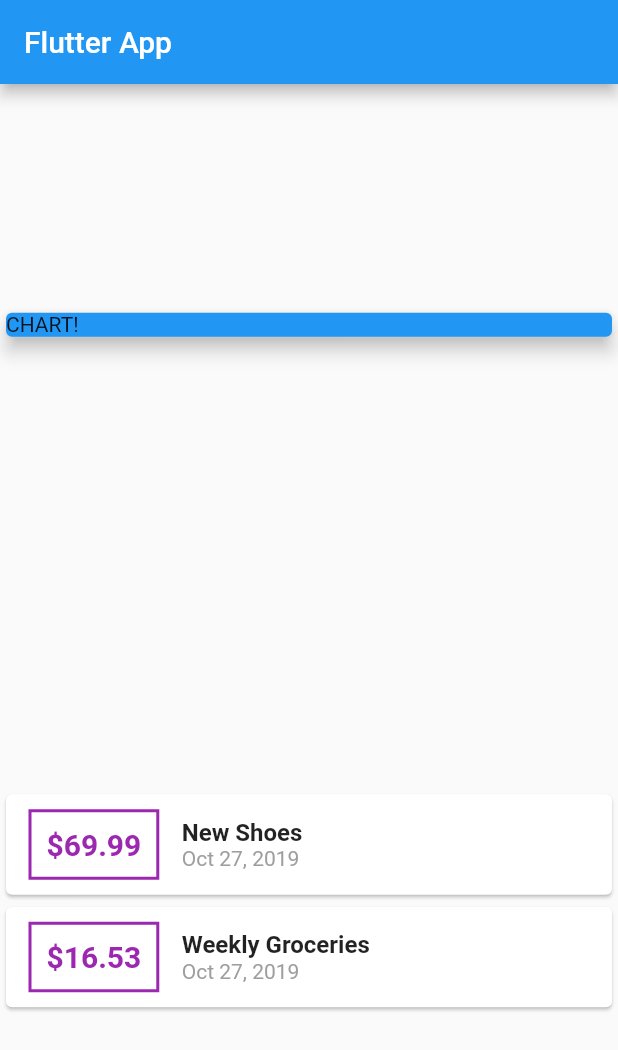
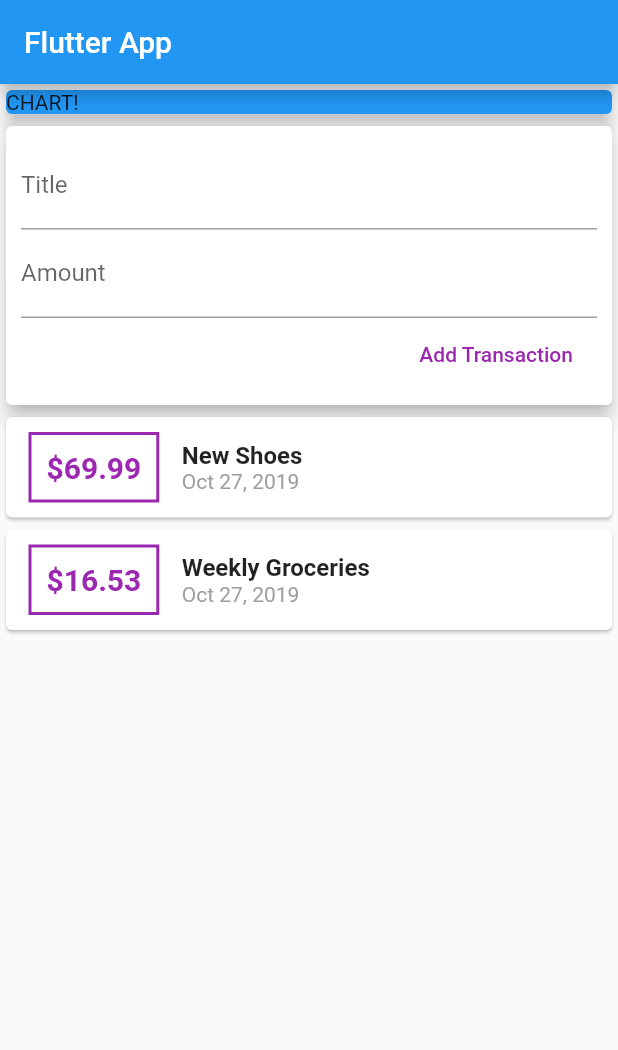
Before and after one commit to RyoMasuda4611/flutter_expense, a Flutter app: the screen it shows after launch, on a phone screen of 412 x 824 dp. Shown: the top 1050 px of the screen. Run offline on Flutter 3.47's test engine with Material 2 defaults, Android fonts, the phone set to English and light mode, and no system bars.

Commit message:
Add statefull widget to store data

```diff
--- a/lib/main.dart
+++ b/lib/main.dart
@@ -1,7 +1,5 @@
 import 'package:flutter/material.dart';
-import 'package:intl/intl.dart';
-
-import './transaction.dart';
+import './widgets/user_transaction.dart';
 
 void main() => runApp(MyApp());
 
@@ -16,20 +14,12 @@ class MyApp extends StatelessWidget {
 }
 
 class MyHomePage extends StatelessWidget {
-  final List<Transaction> transactions = [
-    Transaction(
-      id: 't1',
-      title: 'New Shoes',
-      amount: 69.99,
-      date: DateTime.now(),
-    ),
-    Transaction(
-      id: 't2',
-      title: 'Weekly Groceries',
-      amount: 16.53,
-      date: DateTime.now(),
-    ),
-  ];
+  // String titleInput;
+  // String amountInput;
+
+  final titleController = TextEditingController();
+  final amountController = TextEditingController();
+
   @override
   Widget build(BuildContext context) {
     return Scaffold(
@@ -37,7 +27,7 @@ class MyHomePage extends StatelessWidget {
         title: Text('Flutter App'),
       ),
       body: Column(
-        mainAxisAlignment: MainAxisAlignment.spaceAround,
+        // mainAxisAlignment: MainAxisAlignment.spaceAround,
         crossAxisAlignment: CrossAxisAlignment.stretch,
         children: <Widget>[
           Container(
@@ -48,55 +38,7 @@ class MyHomePage extends StatelessWidget {
               elevation: 5,
             ),
           ),
-          Column(
-            children: transactions.map((tx) {
-              return Card(
-                child: Row(
-                  children: <Widget>[
-                    Container(
-                      margin: EdgeInsets.symmetric(
-                        vertical: 10,
-                        horizontal: 15,
-                      ),
-                      decoration: BoxDecoration(
-                        border: Border.all(
-                          color: Colors.purple,
-                          width: 2,
-                        ),
-                      ),
-                      padding: EdgeInsets.all(10),
-                      child: Text(
-                        '\$${tx.amount}',
-                        style: TextStyle(
-                          fontWeight: FontWeight.bold,
-                          fontSize: 20,
-                          color: Colors.purple,
-                        ),
-                      ),
-                    ),
-                    Column(
-                      crossAxisAlignment: CrossAxisAlignment.start,
-                      children: <Widget>[
-                        Text(
-                          tx.title,
-                          style: TextStyle(
-                            fontSize: 16,
-                            fontWeight: FontWeight.bold,
-                          ),
-                        ),
-                        Text(
-                          DateFormat.yMMMd().format(tx.date),
-                          style: TextStyle(
-                            color: Colors.grey,
-                          ),
-                        )
-                      ],
-                    )
-                  ],
-                ),
-              );
-            }).toList(),
-          )
+          UserTransactions(),
         ],
       ),
     );
--- /dev/null
+++ b/lib/widgets/new_transaction.dart
@@ -0,0 +1,46 @@
+import 'package:flutter/material.dart';
+
+class NewTransaction extends StatelessWidget {
+  final Function addTx;
+  final titleController = TextEditingController();
+  final amountController = TextEditingController();
+
+  NewTransaction(this.addTx);
+
+  @override
+  Widget build(BuildContext context) {
+    return Card(
+      elevation: 5,
+      child: Container(
+        padding: EdgeInsets.all(10),
+        child: Column(
+          crossAxisAlignment: CrossAxisAlignment.end,
+          children: <Widget>[
+            TextField(
+              decoration: InputDecoration(labelText: 'Title'),
+              controller: titleController,
+              // onChanged: (val) {
+              //   titleInput = val;
+              // },
+            ),
+            TextField(
+              decoration: InputDecoration(labelText: 'Amount'),
+              controller: amountController,
+              // onChanged: (val) => amountInput = val,
+            ),
+            FlatButton(
+              child: Text('Add Transaction'),
+              textColor: Colors.purple,
+              onPressed: () {
+                addTx(
+                  titleController.text,
+                  double.parse(amountController.text),
+                );
+              },
+            ),
+          ],
+        ),
+      ),
+    );
+  }
+}
--- /dev/null
+++ b/lib/widgets/transaction_list.dart
@@ -0,0 +1,62 @@
+import 'package:flutter/material.dart';
+import 'package:intl/intl.dart';
+import '../models/transaction.dart';
+
+class TransactionList extends StatelessWidget {
+  final List<Transaction> transactions;
+
+  TransactionList(this.transactions);
+
+  @override
+  Widget build(BuildContext context) {
+    return Column(
+      children: transactions.map((tx) {
+        return Card(
+          child: Row(
+            children: <Widget>[
+              Container(
+                margin: EdgeInsets.symmetric(
+                  vertical: 10,
+                  horizontal: 15,
+                ),
+                decoration: BoxDecoration(
+                  border: Border.all(
+                    color: Colors.purple,
+                    width: 2,
+                  ),
+                ),
+                padding: EdgeInsets.all(10),
+                child: Text(
+                  '\$${tx.amount}',
+                  style: TextStyle(
+                    fontWeight: FontWeight.bold,
+                    fontSize: 20,
+                    color: Colors.purple,
+                  ),
+                ),
+              ),
+              Column(
+                crossAxisAlignment: CrossAxisAlignment.start,
+                children: <Widget>[
+                  Text(
+                    tx.title,
+                    style: TextStyle(
+                      fontSize: 16,
+                      fontWeight: FontWeight.bold,
+                    ),
+                  ),
+                  Text(
+                    DateFormat.yMMMd().format(tx.date),
+                    style: TextStyle(
+                      color: Colors.grey,
+                    ),
+                  )
+                ],
+              )
+            ],
+          ),
+        );
+      }).toList(),
+    );
+  }
+}
--- /dev/null
+++ b/lib/widgets/user_transaction.dart
@@ -0,0 +1,49 @@
+import 'package:flutter/material.dart';
+
+import '../models/transaction.dart';
+import './transaction_list.dart';
+import './new_transaction.dart';
+
+class UserTransactions extends StatefulWidget {
+  @override
+  _UserTransactionsState createState() => _UserTransactionsState();
+}
+
+class _UserTransactionsState extends State<UserTransactions> {
+  final List<Transaction> _userTransactions = [
+    Transaction(
+      id: 't1',
+      title: 'New Shoes',
+      amount: 69.99,
+      date: DateTime.now(),
+    ),
+    Transaction(
+      id: 't2',
+      title: 'Weekly Groceries',
+      amount: 16.53,
+      date: DateTime.now(),
+    ),
+  ];
+
+  void _addNewTransaction(String txTitle, double txAmount) {
+    final newTx = Transaction(
+      title: txTitle,
+      amount: txAmount,
+      date: DateTime.now(),
+      id: DateTime.now().toString(),
+    );
+    setState(() {
+      _userTransactions.add(newTx);
+    });
+  }
+
+  @override
+  Widget build(BuildContext context) {
+    return Column(
+      children: <Widget>[
+        NewTransaction(_addNewTransaction),
+        TransactionList(_userTransactions),
+      ],
+    );
+  }
+}
```
Also changed, not shown: lib/models/transaction.dart (renamed from lib/transaction.dart).
